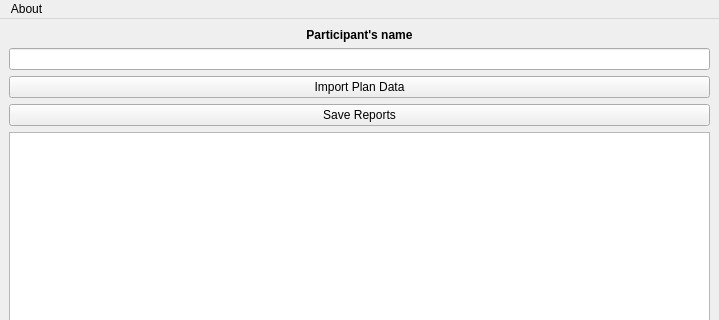
Above: pyplanscoring/PyPlanScoring.ui from victorgabr/pps before the change; both pictures show x 0 to 719 and y 0 to 320 of the 719 by 509 pixel window. Below: the same form after it.
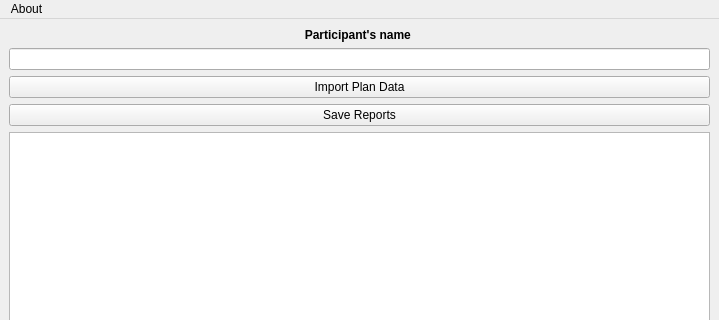
That is the form after the change. Icons and pictures are not drawn.

What changed in the file:
```diff
--- a/pyplanscoring/PyPlanScoring.ui
+++ b/pyplanscoring/PyPlanScoring.ui
@@ -38,7 +38,8 @@
                     <widget class="QLabel" name="label">
                         <property name="text">
                             <string>&lt;html&gt;&lt;head/&gt;&lt;body&gt;&lt;p align=&quot;center&quot;&gt;&lt;span
-                                style=&quot; font-weight:600;&quot;&gt;Participant's name&lt;/span&gt;&lt;/p&gt;&lt;/body&gt;&lt;/html&gt;</string>
+                                style=&quot; font-weight:600;&quot;&gt;Participant's name&lt;/span&gt;&lt;/p&gt;&lt;/body&gt;&lt;/html&gt;
+                            </string>
                         </property>
                     </widget>
                 </item>
```
Left out of the diff: 9 changed lines with no effect on the pictures.
